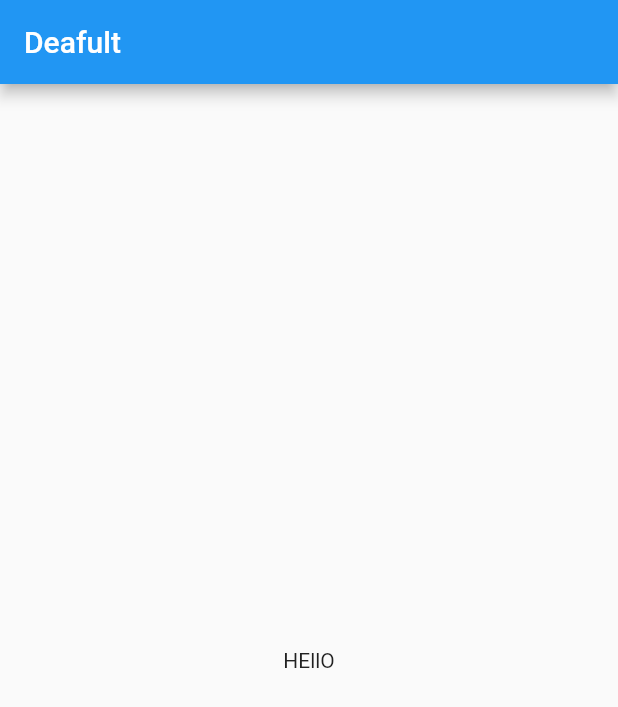
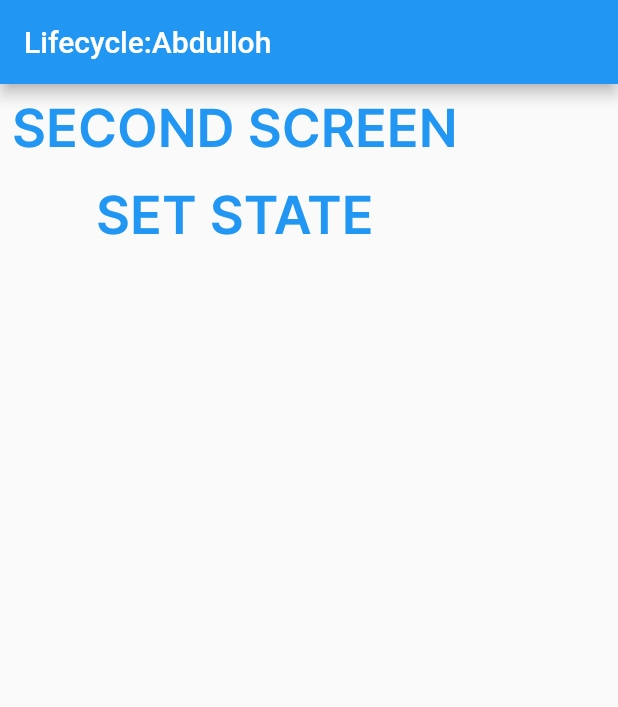
Before and after one commit to Abdusamad98/flutter_nt_ten, a Flutter app: the screen it shows after launch, on a phone screen of 412 x 824 dp. Shown: the top 707 px of the screen. Run offline on Flutter 3.47's test engine with Material 3 defaults, Android fonts, the phone set to English and light mode, and no system bars.

Commit message:
Some changes

```diff
--- a/lib/hello_screen.dart
+++ /dev/null
@@ -1,16 +0,0 @@
-import 'package:flutter/material.dart';
-import 'package:flutter_nt_ten/utils/colors/app_colors.dart';
-
-
-class HelloScreen extends StatelessWidget {
-  const HelloScreen({super.key});
-
-  @override
-  Widget build(BuildContext context) {
-    return Scaffold(
-      backgroundColor: AppColors.white,
-      appBar: AppBar(title: Text("Deafult"),),
-      body: Center(child: const Text("HEllO"),),
-    );
-  }
-}
--- a/lib/main.dart
+++ b/lib/main.dart
@@ -1,12 +1,12 @@
 import 'package:flutter/material.dart';
-import 'package:flutter_nt_ten/hello_screen.dart';
+import 'package:flutter_nt_ten/stateful_lifecycle_example.dart';
 
 void main() {
   runApp(
     MaterialApp(
       debugShowCheckedModeBanner: false,
       theme: ThemeData(useMaterial3: false),
-      home: HelloScreen(),
+      home: StatefulLifecycleExample(),
     ),
   );
 }
--- /dev/null
+++ b/lib/stateful_lifecycle_example.dart
@@ -0,0 +1,88 @@
+import 'package:flutter/material.dart';
+import 'package:flutter_nt_ten/second_screen.dart';
+import 'package:flutter_nt_ten/utils/styles/app_text_style.dart';
+
+class StatefulLifecycleExample extends StatefulWidget {
+  const StatefulLifecycleExample({
+    super.key,
+  });
+
+  @override
+  State<StatefulLifecycleExample> createState() {
+    print("CREATE_STATE_METHOD");
+    return _StatefulLifecycleExampleState();
+  }
+}
+
+class _StatefulLifecycleExampleState extends State<StatefulLifecycleExample> {
+  late String name;
+
+  late TextEditingController controller;
+
+  @override
+  initState() {
+    controller = TextEditingController();
+    name = "Abdulloh";
+    print("INIT_STATE_METHOD");
+    super.initState();
+  }
+
+  @override
+  void didChangeDependencies() {
+    print("DID_CHANGE_DEPENDENCIES_METHOD");
+    super.didChangeDependencies();
+  }
+
+  @override
+  void didUpdateWidget(covariant StatefulLifecycleExample oldWidget) {
+    print("DID_UPDATE_WIDGET_METHOD");
+    super.didUpdateWidget(oldWidget);
+  }
+
+  @override
+  void dispose() {
+    controller.dispose();
+    print("DISPOSE_METHOD");
+    super.dispose();
+  }
+
+  @override
+  Widget build(BuildContext context) {
+    print("BUILD_METHOD");
+    return Scaffold(
+      appBar: AppBar(
+        title: Text("Lifecycle:$name"),
+      ),
+      body: Column(
+        children: [
+          TextButton(
+            onPressed: () {
+              Navigator.push(context, MaterialPageRoute(builder: (context) {
+                return SecondScreen(
+                  function: (value) {
+                    print(value);
+                  },
+                );
+              }));
+            },
+            child: Text(
+              "SECOND SCREEN",
+              style: AppTextStyle.interSemiBold.copyWith(fontSize: 35),
+            ),
+          ),
+          TextButton(
+            onPressed: () {
+              setState(() {
+                controller = TextEditingController();
+              });
+            },
+            child: Text(
+              "SET STATE",
+              style: AppTextStyle.interSemiBold.copyWith(fontSize: 35),
+            ),
+          )
+        ],
+      ),
+    );
+  }
+}
```
Also changed, not shown: lib/second_screen.dart (added, +37 -0 lines).
